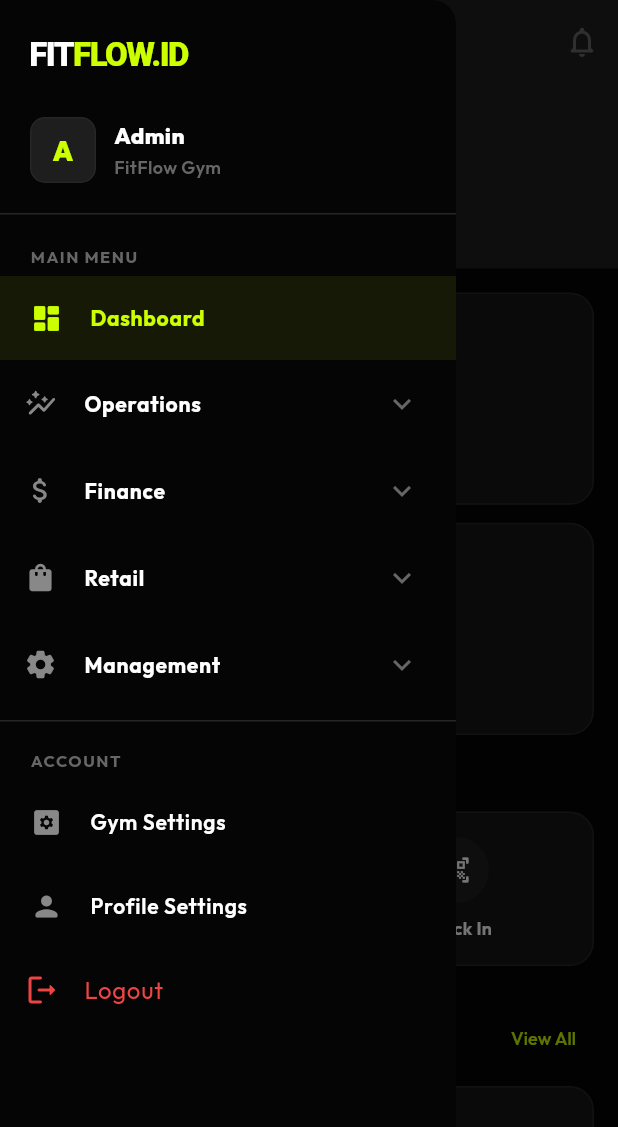
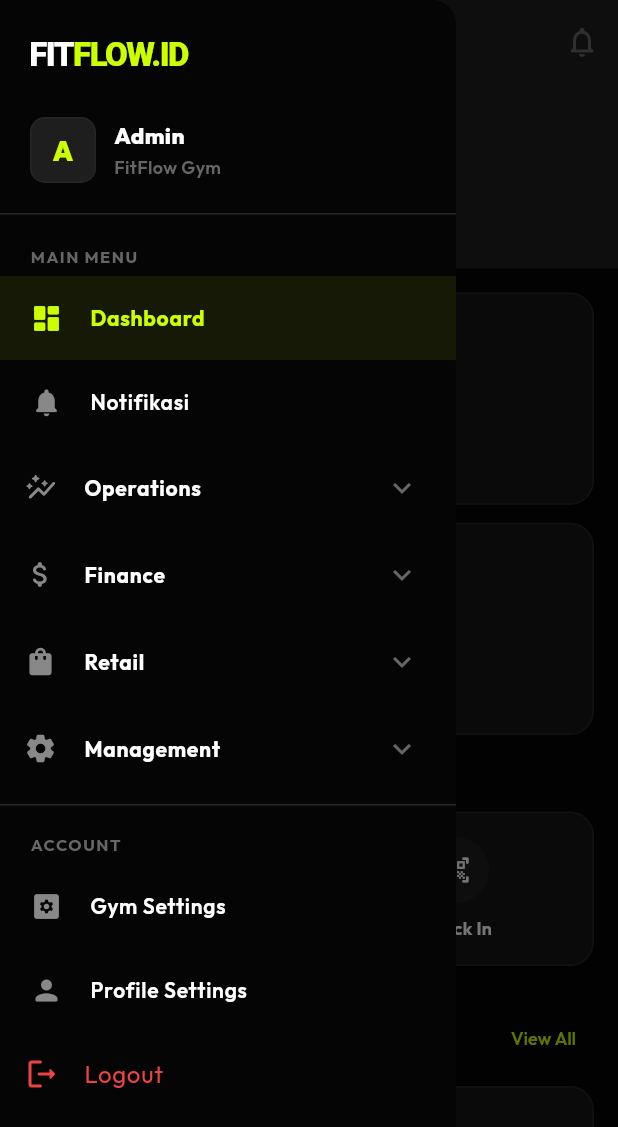
Before and after one commit to falconilham/fitflow-admin-mobile, a Flutter app: the DashboardScreen screen opened by its route, in the side drawer, after a tap on the "menu" icon, on a phone screen of 412 x 824 dp. Shown: the top 1127 px of the screen. Run offline on Flutter 3.47's test engine with Material 3 defaults, Android fonts, the phone set to English and light mode, and no system bars; our stand-ins replace dio, fl_chart, flutter_colorpicker, flutter_dotenv, flutter_riverpod, flutter_secure_storage and 3 more; missing offline and left inert: mobile_scanner; accounts and stored records are empty; network calls fail.

Commit message:
feat(notifications): add in-app notifications screen, unread badge, and provider in admin mobile

```diff
--- a/lib/core/router/app_router.dart
+++ b/lib/core/router/app_router.dart
@@ -34,6 +34,7 @@ import '../../features/classes/screens/class_categories_screen.dart';
 import '../../features/classes/screens/add_edit_class_screen.dart';
 import '../../features/classes/screens/class_roster_screen.dart';
 import '../../features/announcements/screens/announcements_screen.dart';
+import '../../features/notifications/screens/notifications_screen.dart';
 import '../../features/management/screens/equipment_screen.dart';
 import '../../features/attendance/screens/staff_schedule_screen.dart';
 import '../../features/attendance/screens/attendance_statistics_screen.dart';
@@ -71,6 +72,8 @@ abstract class AppRoutes {
   static const addClass = '/classes/add';
   // Announcements
   static const announcements = '/announcements';
+  // Notifications
+  static const notifications = '/notifications';
 }
 
 // ---------------------------------------------------------------------------
@@ -158,6 +161,7 @@ final appRouterProvider = Provider<GoRouter>((ref) {
           GoRoute(path: AppRoutes.gymSettings, builder: (_, __) => const GymSettingsScreen()),
           GoRoute(path: AppRoutes.classes, builder: (_, __) => const ClassesScreen()),
           GoRoute(path: AppRoutes.announcements, builder: (_, __) => const AnnouncementsScreen()),
+          GoRoute(path: AppRoutes.notifications, builder: (_, __) => const NotificationsScreen()),
         ],
       ),
 
--- a/lib/data/repositories/api_repository.dart
+++ b/lib/data/repositories/api_repository.dart
@@ -669,4 +669,34 @@ class ApiRepository {
     if (data is! List) return [];
     return data.map((e) => StaffInfo.fromJson(e as Map<String, dynamic>)).toList();
   }
+
+  // Notifications
+  Future<List<InAppNotification>> getNotifications({int? gymId}) async {
+    final res = await _ref.read(dioProvider).get('/admin/notifications', queryParameters: {
+      if (gymId != null) 'gymId': gymId,
+    });
+    final data = res.data;
+    if (data is! List) return [];
+    return data.map((e) => InAppNotification.fromJson(e as Map<String, dynamic>)).toList();
+  }
+
+  Future<bool> markNotificationAsRead(int id) async {
+    try {
+      await _ref.read(dioProvider).put('/admin/notifications/$id/read');
+      return true;
+    } catch (_) {
+      return false;
+    }
+  }
+
+  Future<bool> markAllNotificationsAsRead({int? gymId}) async {
+    try {
+      await _ref.read(dioProvider).put('/admin/notifications/read-all', queryParameters: {
+        if (gymId != null) 'gymId': gymId,
+      });
+      return true;
+    } catch (_) {
+      return false;
+    }
+  }
 }
--- a/lib/features/dashboard/screens/dashboard_screen.dart
+++ b/lib/features/dashboard/screens/dashboard_screen.dart
@@ -10,6 +10,7 @@ import '../../../features/auth/providers/auth_provider.dart';
 import '../../../shared/utils/format.dart';
 import '../../../shared/widgets/drawer_menu_button.dart';
 import '../../../shared/utils/error_handler.dart';
+import '../../notifications/providers/notifications_provider.dart';
 
 // ── Providers ──────────────────────────────────────────────────────────────
 
@@ -96,9 +97,47 @@ class DashboardScreen extends ConsumerWidget {
         backgroundColor: AppColors.surface,
         elevation: 0,
         actions: [
-          IconButton(
-            icon: const Icon(Icons.notifications_none_rounded, color: AppColors.textMuted),
-            onPressed: () {},
+          Consumer(
+            builder: (context, ref, _) {
+              final unreadCount = ref.watch(unreadNotificationsCountProvider);
+              return Stack(
+                alignment: Alignment.center,
+                children: [
+                  IconButton(
+                    icon: Icon(
+                      unreadCount > 0
+                          ? Icons.notifications_active_rounded
+                          : Icons.notifications_none_rounded,
+                      color: unreadCount > 0 ? AppColors.accent : AppColors.textMuted,
+                    ),
+                    onPressed: () => context.push(AppRoutes.notifications),
+                  ),
+                  if (unreadCount > 0)
+                    Positioned(
+                      top: 8,
+                      right: 8,
+                      child: Container(
+                        padding: const EdgeInsets.symmetric(horizontal: 5, vertical: 1),
+                        decoration: BoxDecoration(
+                          color: AppColors.error,
+                          borderRadius: BorderRadius.circular(10),
+                          border: Border.all(color: AppColors.surface, width: 1.5),
+                        ),
+                        constraints: const BoxConstraints(minWidth: 16, minHeight: 16),
+                        child: Text(
+                          unreadCount > 99 ? '99+' : unreadCount.toString(),
+                          style: const TextStyle(
+                            color: Colors.white,
+                            fontSize: 9,
+                            fontWeight: FontWeight.bold,
+                          ),
+                          textAlign: TextAlign.center,
+                        ),
+                      ),
+                    ),
+                ],
+              );
+            },
           ),
         ],
       ),
@@ -109,6 +148,7 @@ class DashboardScreen extends ConsumerWidget {
           ref.invalidate(dashboardStatsProvider);
           ref.invalidate(recentCheckInsProvider);
           ref.invalidate(myGymsProvider);
+          ref.invalidate(notificationsProvider);
         },
         child: ListView(
           padding: EdgeInsets.zero,
--- /dev/null
+++ b/lib/features/notifications/providers/notifications_provider.dart
@@ -0,0 +1,60 @@
+import 'package:flutter_riverpod/flutter_riverpod.dart';
+import '../../../data/models/models.dart';
+import '../../../data/repositories/api_repository.dart';
+import '../../auth/providers/auth_provider.dart';
+
+class NotificationsNotifier extends AsyncNotifier<List<InAppNotification>> {
+  @override
+  Future<List<InAppNotification>> build() async {
+    return _fetchNotifications();
+  }
+
+  Future<List<InAppNotification>> _fetchNotifications() async {
+    final gymId = ref.watch(authProvider).valueOrNull?.activeGymId;
+    final api = ref.read(apiRepositoryProvider);
+    return await api.getNotifications(gymId: gymId);
+  }
+
+  Future<void> refresh() async {
+    state = const AsyncValue.loading();
+    state = await AsyncValue.guard(() => _fetchNotifications());
+  }
+
+  Future<void> markAsRead(int id) async {
+    final api = ref.read(apiRepositoryProvider);
+    final success = await api.markNotificationAsRead(id);
+    if (success) {
+      final currentList = state.value ?? [];
+      final newList = currentList.map((notif) {
+        if (notif.id == id) {
+          return notif.copyWith(isRead: true);
+        }
+        return notif;
+      }).toList();
+      state = AsyncValue.data(newList);
+    }
+  }
+
+  Future<void> markAllAsRead() async {
+    final gymId = ref.read(authProvider).valueOrNull?.activeGymId;
+    final api = ref.read(apiRepositoryProvider);
+    final success = await api.markAllNotificationsAsRead(gymId: gymId);
+    if (success) {
+      final currentList = state.value ?? [];
+      final newList = currentList.map((notif) {
+        return notif.copyWith(isRead: true);
+      }).toList();
+      state = AsyncValue.data(newList);
+    }
+  }
+}
+
+final notificationsProvider =
+    AsyncNotifierProvider<NotificationsNotifier, List<InAppNotification>>(() {
+  return NotificationsNotifier();
+});
+
+final unreadNotificationsCountProvider = Provider<int>((ref) {
+  final notificationsAsync = ref.watch(notificationsProvider);
+  return notificationsAsync.valueOrNull?.where((n) => !n.isRead).length ?? 0;
+});
--- a/lib/shared/widgets/app_drawer.dart
+++ b/lib/shared/widgets/app_drawer.dart
@@ -5,6 +5,7 @@ import 'package:go_router/go_router.dart';
 import '../../core/router/app_router.dart';
 import '../../core/theme/app_theme.dart';
 import '../../features/auth/providers/auth_provider.dart';
+import '../../features/notifications/providers/notifications_provider.dart';
 
 import '../../shared/widgets/fitflow_logo.dart';
 
@@ -103,6 +104,34 @@ class AppDrawerContent extends ConsumerWidget {
                 title: 'Dashboard',
                 route: AppRoutes.dashboard,
                 isSidebar: isSidebar,
+              ),
+              Consumer(
+                builder: (context, ref, _) {
+                  final unread = ref.watch(unreadNotificationsCountProvider);
+                  return _DrawerItem(
+                    icon: Icons.notifications_rounded,
+                    title: 'Notifikasi',
+                    route: AppRoutes.notifications,
+                    isSidebar: isSidebar,
+                    trailing: unread > 0
+                        ? Container(
+                            padding: const EdgeInsets.symmetric(horizontal: 6, vertical: 2),
+                            decoration: BoxDecoration(
+                              color: AppColors.error,
+                              borderRadius: BorderRadius.circular(10),
+                            ),
+                            child: Text(
+                              unread > 99 ? '99+' : unread.toString(),
+                              style: const TextStyle(
+                                color: Colors.white,
+                                fontSize: 10,
+                                fontWeight: FontWeight.bold,
+                              ),
+                            ),
+                          )
+                        : null,
+                  );
+                },
               ),
 
               // OPERATIONS
@@ -354,6 +383,7 @@ class _DrawerItem extends StatelessWidget {
   final bool placeholder;
   final bool isSubItem;
   final bool isSidebar;
+  final Widget? trailing;
 
   const _DrawerItem({
     required this.icon,
@@ -363,6 +393,7 @@ class _DrawerItem extends StatelessWidget {
     this.placeholder = false,
     this.isSubItem = false,
     this.isSidebar = false,
+    this.trailing,
   });
 
   @override
@@ -373,6 +404,7 @@ class _DrawerItem extends StatelessWidget {
     return ListTile(
       contentPadding: EdgeInsets.only(left: isSubItem ? 42 : 20, right: 20),
       dense: isSubItem,
+      trailing: trailing,
       leading: Icon(
         icon,
         size: isSubItem ? 20 : 22,
```
Also changed, not shown: lib/data/models/models.dart (+58 -0 lines), lib/features/notifications/screens/notifications_screen.dart (added, +427 -0 lines).
